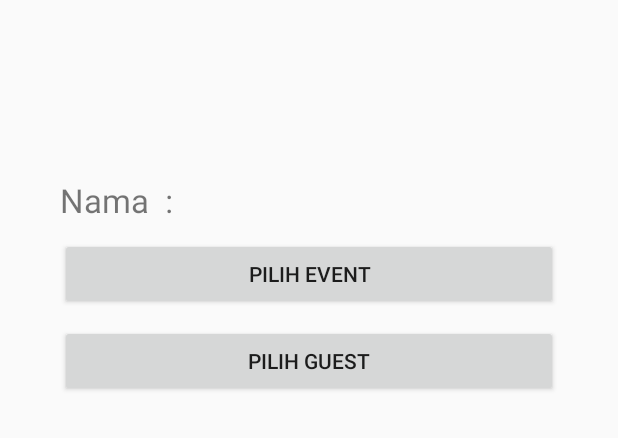
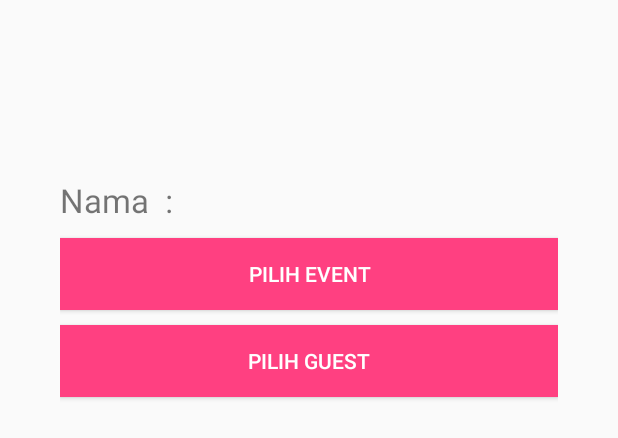
Before and after one commit to devina-ekawati/Screen-Test-Mobile-Developer-Suitmedia, an Android app: the layout activity_main.xml on its own in the app's theme, with its tools: preview values and no code run, on a phone screen of 412 x 824 dp. Shown: the top 438 px of the screen. Run offline under Robolectric (Android 15) with nearby library versions, the phone set to English and light mode, and no system bars.

Commit message:
Add guest activity

```diff
--- a/SuitmediaTest/app/src/main/AndroidManifest.xml
+++ b/SuitmediaTest/app/src/main/AndroidManifest.xml
@@ -16,7 +16,10 @@
             </intent-filter>
         </activity>
         <activity android:name=".MainActivity" />
-        <activity android:name=".EventActivity"></activity>
+        <activity android:name=".EventActivity" />
+        <activity android:name=".GuestActivity"></activity>
     </application>
 
+    <uses-permission android:name="android.permission.INTERNET"></uses-permission>
+
 </manifest>
--- a/SuitmediaTest/app/src/main/res/layout/activity_home.xml
+++ b/SuitmediaTest/app/src/main/res/layout/activity_home.xml
@@ -22,5 +22,7 @@
         android:layout_width="match_parent"
         android:layout_height="wrap_content"
         android:layout_marginTop="10dp"
+        android:background="@color/colorAccent"
+        android:textColor="#FFFFFF"
         android:text="next" />
 </LinearLayout>
--- a/SuitmediaTest/app/src/main/res/layout/activity_main.xml
+++ b/SuitmediaTest/app/src/main/res/layout/activity_main.xml
@@ -39,6 +39,8 @@
         android:layout_width="match_parent"
         android:layout_height="wrap_content"
         android:layout_marginTop="10dp"
+        android:background="@color/colorAccent"
+        android:textColor="#FFFFFF"
         android:text="pilih event" />
 
     <Button
@@ -46,6 +48,8 @@
         android:layout_width="match_parent"
         android:layout_height="wrap_content"
         android:layout_marginTop="10dp"
+        android:background="@color/colorAccent"
+        android:textColor="#FFFFFF"
         android:text="pilih guest" />
 
 </LinearLayout>
```
Also changed, not shown: SuitmediaTest/app/src/main/java/com/mycompany/devinaekawati/suitmediatest/MainActivity.java (+15 -2 lines).
